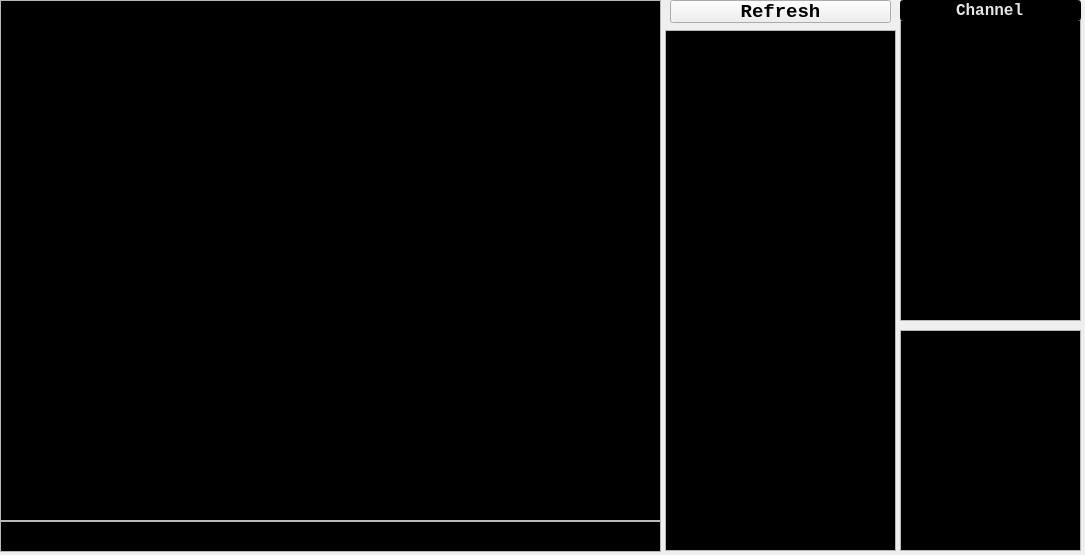
The window that GProxy/source/MainGUI.ui (irknet/gproxy-ghostgraz) describes before a commit, drawn with Qt 5.
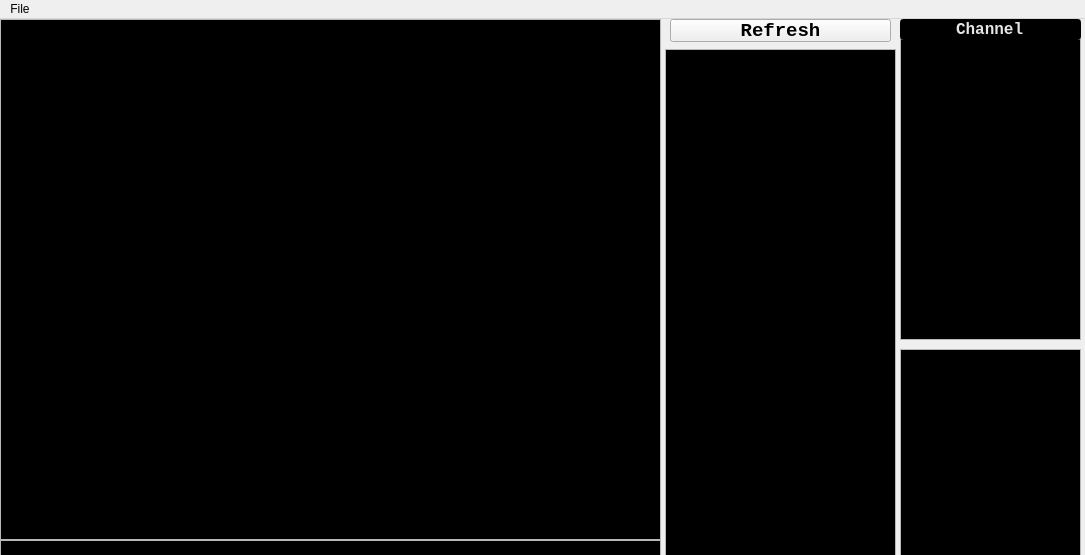
The same window after the commit. Icons and pictures are not drawn.

Commit message: Moved the menu bar back to the .ui file. Fixed a bug while exiting.

The edit to the form file:
```diff
--- a/GProxy/source/MainGUI.ui
+++ b/GProxy/source/MainGUI.ui
@@ -329,6 +329,34 @@
     </property>
    </widget>
   </widget>
+  <widget class="QMenuBar" name="menuBar">
+   <property name="geometry">
+    <rect>
+     <x>0</x>
+     <y>0</y>
+     <width>1085</width>
+     <height>21</height>
+    </rect>
+   </property>
+   <widget class="QMenu" name="menuFile">
+    <property name="title">
+     <string>File</string>
+    </property>
+    <addaction name="actionOptions"/>
+    <addaction name="separator"/>
+    <addaction name="actionExit"/>
+   </widget>
+   <addaction name="menuFile"/>
+  </widget>
+  <action name="actionOptions">
+   <property name="icon">
+    <iconset resource="resources.qrc">
+     <normaloff>:/images/Tool.png</normaloff>:/images/Tool.png</iconset>
+   </property>
+   <property name="text">
+    <string>Options</string>
+   </property>
+  </action>
   <action name="actionExit">
    <property name="icon">
     <iconset resource="resources.qrc">
```
Left out of the diff: 39 changed lines with no effect on the pictures. The commit also changes 20 other files.
